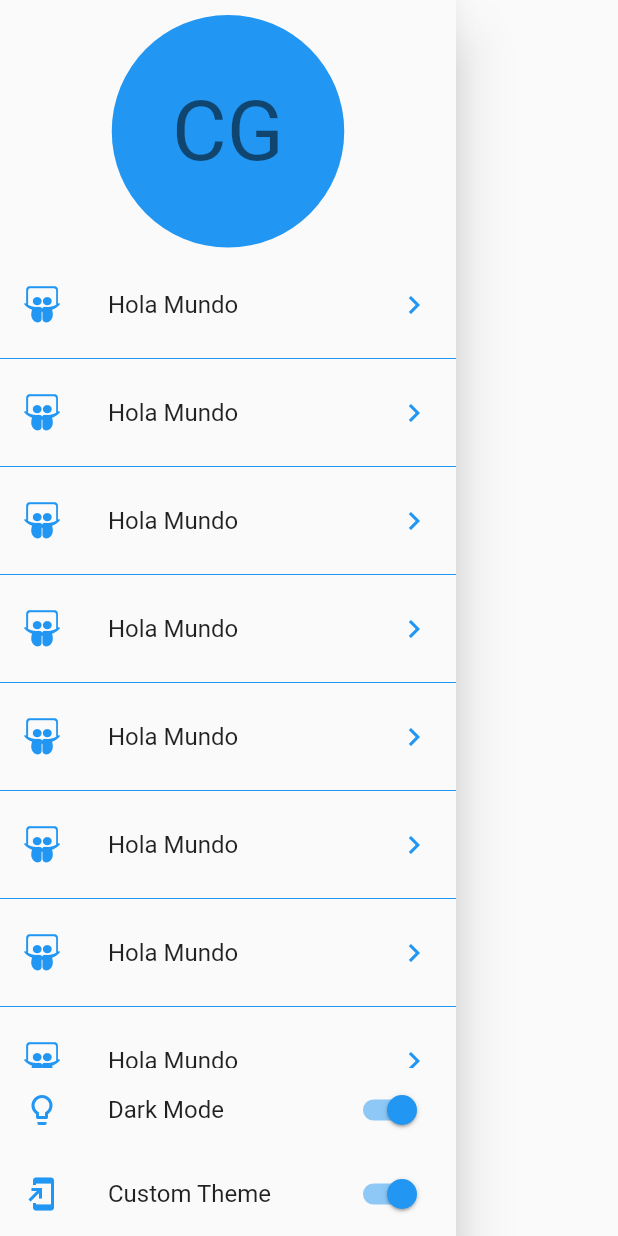
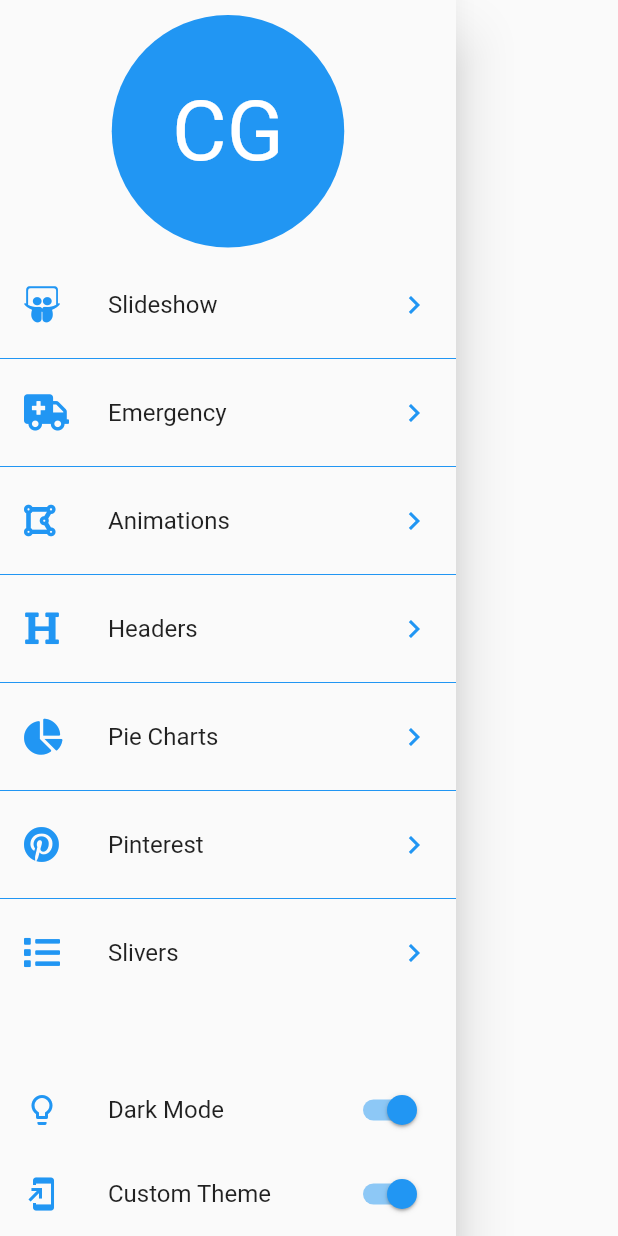
Before and after one commit to CodingCarnage/FlutterUIUX-FH-disenos, a Flutter app: the _MainMenu widget shown alone on an empty page, opened directly, on a phone screen of 412 x 824 dp. Run offline on Flutter 3.47's test engine with Material 2 defaults, Android fonts, the phone set to English and light mode, and no system bars; our stand-ins replace animate_do, flutter_svg, font_awesome_flutter.

Commit message:
Se agrego las rutas a los ListTile.

```diff
--- a/lib/src/pages/launcher_page.dart
+++ b/lib/src/pages/launcher_page.dart
@@ -1,6 +1,8 @@
 import 'package:flutter/material.dart';
 
 import 'package:font_awesome_flutter/font_awesome_flutter.dart';
+
+import 'package:disenos/src/routes/routes.dart';
 
 class LauncherPage extends StatelessWidget {
   const LauncherPage({Key key}) : super(key: key);
@@ -27,18 +29,25 @@ class _OptionsList extends StatelessWidget {
       separatorBuilder: (BuildContext context, int index) => Divider(
         color: Colors.blue,
       ),
-      itemCount: 20,
+      itemCount: pageRoutes.length,
       itemBuilder: (context, index) => ListTile(
         leading: FaIcon(
-          FontAwesomeIcons.slideshare,
+          pageRoutes[index].icon,
           color: Colors.blue,
         ),
-        title: Text('Hola Mundo'),
+        title: Text(pageRoutes[index].title),
         trailing: Icon(
           Icons.chevron_right,
           color: Colors.blue,
         ),
-        onTap: () {},
+        onTap: () {
+          Navigator.push(
+            context,
+            MaterialPageRoute(
+              builder: (context) => pageRoutes[index].page,
+            ),
+          );
+        },
       ),
     );
   }
@@ -62,7 +71,9 @@ class _MainMenu extends StatelessWidget {
                   backgroundColor: Colors.blue,
                   child: Text(
                     'CG',
-                    style: Theme.of(context).textTheme.headline2,
+                    style: Theme.of(context).textTheme.headline2.copyWith(
+                      color: Colors.white
+                    ),
                   ),
                 ),
               ),
```
